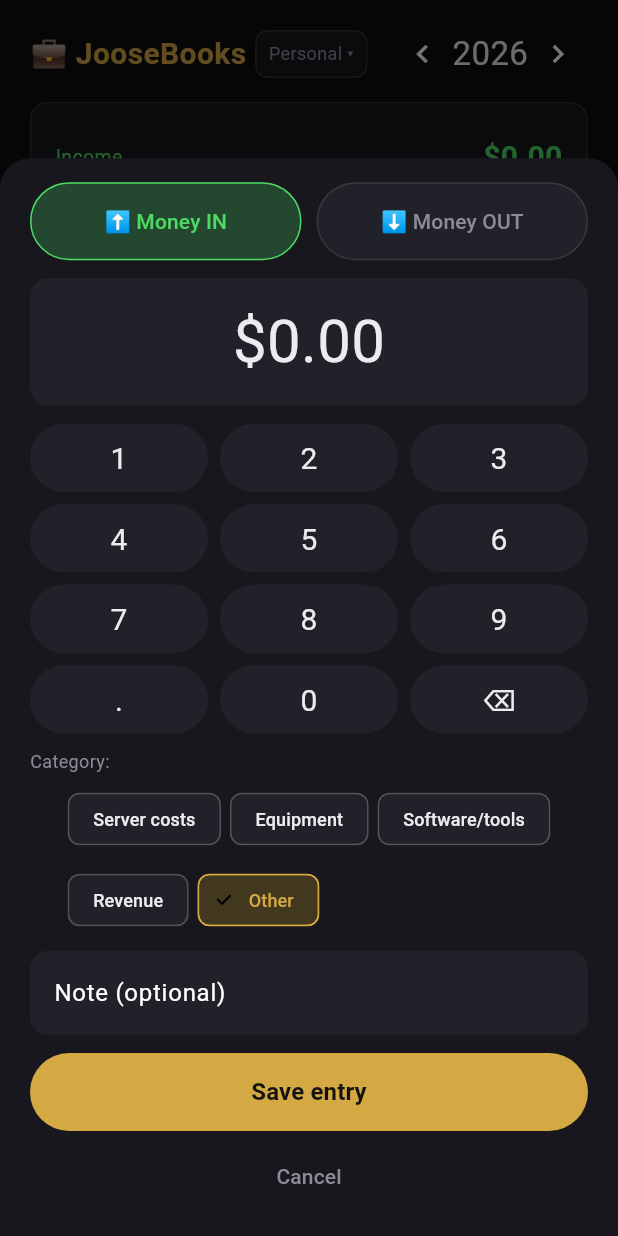
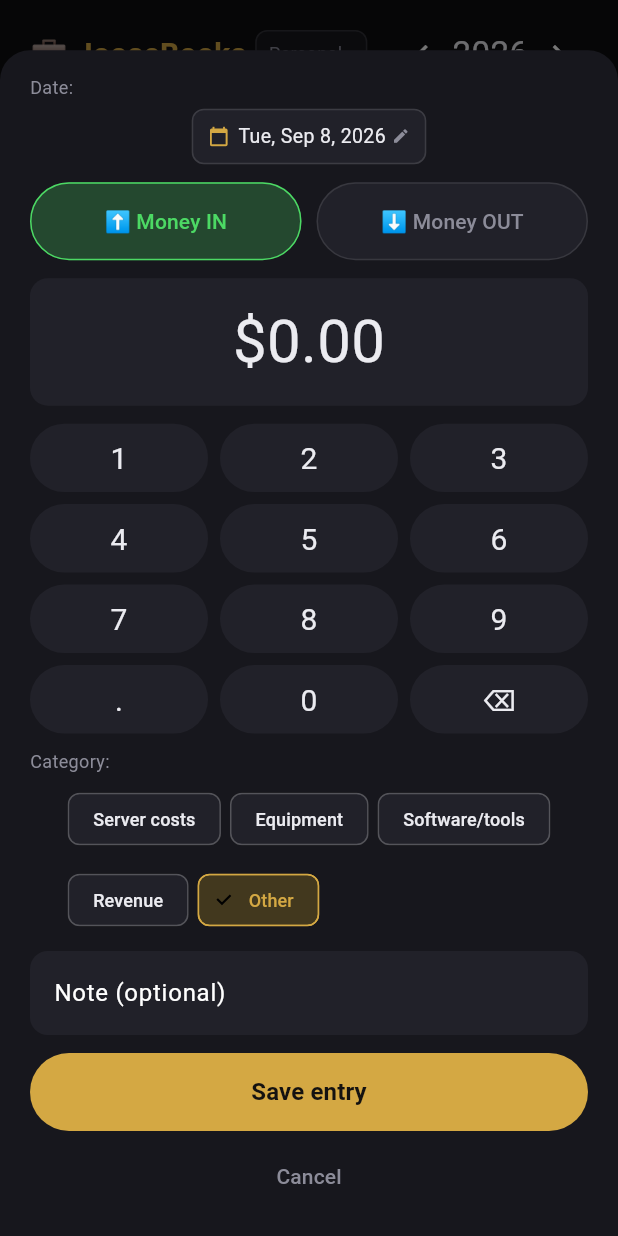
Before and after one commit to Dr-Bongjoose/joosebooks, a Flutter app: the screen it shows after launch, after a tap on the "chevron left" icon, after a tap on the "chevron right" icon, after a tap on the "add" icon, on a phone screen of 412 x 824 dp. Run offline on Flutter 3.47's test engine with Material 3 defaults, Android fonts, the phone set to English and light mode, and no system bars; our stand-ins replace csv, sqflite_common_ffi; accounts and stored records are empty.

Commit message:
feat(entries): transaction date field (defaults today, calendar picker, noon-stamped)

```diff
--- a/lib/main.dart
+++ b/lib/main.dart
@@ -445,8 +445,7 @@ class _DashboardPageState extends State<DashboardPage> {
                             return ListTile(
                               dense: true,
                               contentPadding: EdgeInsets.zero,
-                              leading: Text(
-                                  '${t.month.toString().padLeft(2, '0')}/${t.day.toString().padLeft(2, '0')}',
+                              leading: Text(DateFormat('MMM d').format(t),
                                   style: const TextStyle(color: kTextDim)),
                               title: Text('${isIn ? "🟢" : "🔴"} ${r['category']}',
                                   style: const TextStyle(color: kText)),
@@ -518,6 +517,10 @@ class _AddEntrySheetState extends State<AddEntrySheet> {
   int profileId = 0;
   List<Map<String, Object?>> profiles = [];
   final noteCtrl = TextEditingController();
+  // Date of the transaction — defaults to today, tappable to change. Stored
+  // at LOCAL NOON so year/month bucketing never shifts a day across midnight
+  // or DST edges.
+  DateTime entryDate = DateTime.now();
 
   @override
   void initState() {
@@ -547,8 +550,10 @@ class _AddEntrySheetState extends State<AddEntrySheet> {
   Future<void> _save() async {
     final amount = double.tryParse(amountText) ?? 0;
     if (amount <= 0) return;
+    final ts = DateTime(entryDate.year, entryDate.month, entryDate.day, 12)
+        .millisecondsSinceEpoch ~/ 1000;
     await widget.db.insert('entries', {
-      'ts': DateTime.now().millisecondsSinceEpoch ~/ 1000,
+      'ts': ts,
       'amount_cents': (amount * 100).round(),
       'kind': kind, 'category': category, 'note': noteCtrl.text,
       'profile_id': profileId,
@@ -564,6 +569,37 @@ class _AddEntrySheetState extends State<AddEntrySheet> {
           bottom: MediaQuery.of(context).viewInsets.bottom + 16),
       child: SingleChildScrollView(
       child: Column(mainAxisSize: MainAxisSize.min, children: [
+        // Date row: default today, tap to change (click-driven; no keyboard).
+        Align(alignment: Alignment.centerLeft,
+            child: Text('Date:',
+                style: TextStyle(fontSize: 12, color: kTextDim))),
+        const SizedBox(height: 6),
+        GestureDetector(
+          onTap: () async {
+            final picked = await showDatePicker(
+                context: context,
+                initialDate: entryDate,
+                firstDate: DateTime(2000),
+                lastDate: DateTime(2100));
+            if (picked != null) setState(() => entryDate = picked);
+          },
+          child: Container(
+            padding: const EdgeInsets.symmetric(horizontal: 10, vertical: 8),
+            decoration: BoxDecoration(
+                color: kSurface2,
+                borderRadius: BorderRadius.circular(8),
+                border: Border.all(color: Colors.white12)),
+            child: Row(mainAxisSize: MainAxisSize.min, children: [
+              const Icon(Icons.calendar_today, size: 14, color: kGold),
+              const SizedBox(width: 6),
+              Text(DateFormat('EEE, MMM d, yyyy').format(entryDate),
+                  style: const TextStyle(fontSize: 13, color: kText)),
+              const SizedBox(width: 4),
+              const Icon(Icons.edit, size: 12, color: kTextDim),
+            ]),
+          ),
+        ),
+        const SizedBox(height: 12),
         Row(children: [
           Expanded(child: _kindButton('⬆ Money IN', 'in', kGreen)),
           const SizedBox(width: 10),
```
Also changed, not shown: 1 other file.
